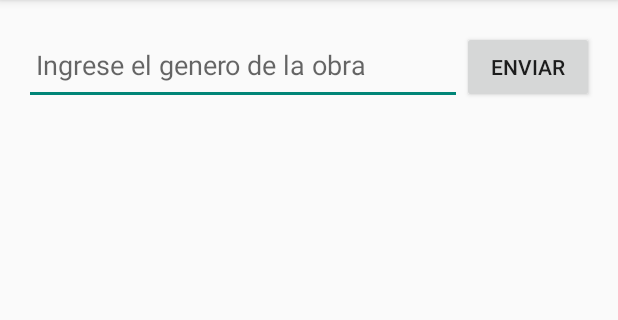
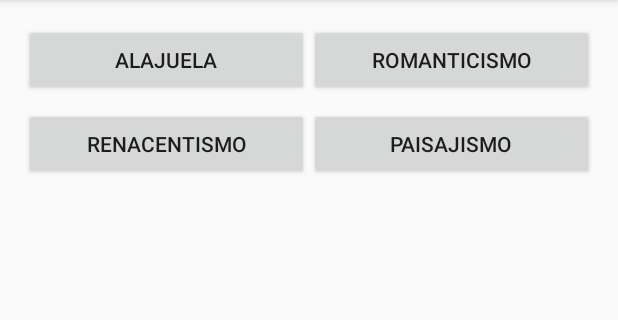
Before and after one commit to Lalord22/galeriaMoviles, an Android app: the screen it shows after launch (MainActivity), on a phone screen of 412 x 824 dp, the part 84-404 px from its top. Run offline under Robolectric (Android 15) with nearby library versions, the phone set to English and light mode, and no system bars.

Commit message:
Added buttons to the genders

```diff
--- a/app/src/main/java/com/example/clima/MainActivity.kt
+++ b/app/src/main/java/com/example/clima/MainActivity.kt
@@ -1,9 +1,7 @@
 package com.example.clima
 
 import android.os.Bundle
-import android.view.View
 import android.widget.Button
-import android.widget.EditText
 import android.widget.ImageView
 import android.widget.LinearLayout
 import android.widget.TextView
@@ -12,8 +10,10 @@ import androidx.appcompat.app.AppCompatActivity
 class MainActivity : AppCompatActivity() {
 
     // Declarar variables para las vistas
-    private lateinit var edCiudad: EditText
-    private lateinit var btBuscar: Button
+    private lateinit var btAlajuela: Button
+    private lateinit var btRomanticismo: Button
+    private lateinit var btRenacentismo: Button
+    private lateinit var btPaisajismo: Button
     private lateinit var resultsLayout: LinearLayout
 
     private val pinturaList = mutableListOf<Pintura>()
@@ -32,17 +32,20 @@ class MainActivity : AppCompatActivity() {
         setContentView(R.layout.activity_main)
 
         // Inicializar vistas
-        edCiudad = findViewById(R.id.edNomCiudad)
-        btBuscar = findViewById(R.id.btBuscar)
+        btAlajuela = findViewById(R.id.btAlajuela)
+        btRomanticismo = findViewById(R.id.btRomanticismo)
+        btRenacentismo = findViewById(R.id.btRenacentismo)
+        btPaisajismo = findViewById(R.id.btPaisajismo)
         resultsLayout = findViewById(R.id.resultsLayout)
 
         // Rellenar la lista con datos de prueba
         llenarGaleria()
 
-        btBuscar.setOnClickListener {
-            val generoInput = edCiudad.text.toString()
-            buscarPinturas(generoInput)
-        }
+        // Set onClick listeners for each button
+        btAlajuela.setOnClickListener { buscarPinturas("Alajuela") }
+        btRomanticismo.setOnClickListener { buscarPinturas("Romanticismo") }
+        btRenacentismo.setOnClickListener { buscarPinturas("Renacentismo") }
+        btPaisajismo.setOnClickListener { buscarPinturas("Paisajismo") }
     }
 
     private fun llenarGaleria() {
@@ -61,10 +64,10 @@ class MainActivity : AppCompatActivity() {
                 Pintura(
                     genero = "Alajuela",
                     weatherType = "Nublado",
-                    autor = "Salvador Dali",
-                    annio = "1931",
-                    descripcion = "Dalí (con graves problemas de autoestima e, incluso, mentales recordemos) nos presenta un fondo onírico a más no poder con relojes que se derriten y no pueden mantenerse en pie. Sin duda, es una metáfora de la inmaterialidad e inconsistencia del tiempo.",
-                    nomImagen = "lapersistenciadelamemoria"
+                    autor = "25°C",
+                    annio = "80%",
+                    descripcion = "Cielo nublado",
+                    nomImagen = "nublado"
                 )
             )
             add(
@@ -97,7 +100,36 @@ class MainActivity : AppCompatActivity() {
                     nomImagen = "nevado"
                 )
             )
-            // Agregar más objetos aquí
+            add(
+                Pintura(
+                    genero = "Romanticismo",
+                    weatherType = "Despejado",
+                    autor = "William Turner",
+                    annio = "1844",
+                    descripcion = "Pintura representativa del romanticismo.",
+                    nomImagen = "romanticismo"
+                )
+            )
+            add(
+                Pintura(
+                    genero = "Renacentismo",
+                    weatherType = "Claro",
+                    autor = "Leonardo da Vinci",
+                    annio = "1503",
+                    descripcion = "Una obra maestra del Renacimiento.",
+                    nomImagen = "renacentismo"
+                )
+            )
+            add(
+                Pintura(
+                    genero = "Paisajismo",
+                    weatherType = "Soleado",
+                    autor = "Claude Monet",
+                    annio = "1899",
+                    descripcion = "Pintura de paisaje impresionista.",
+                    nomImagen = "paisajismo"
+                )
+            )
         }
     }
 
--- a/app/src/main/res/layout/activity_main.xml
+++ b/app/src/main/res/layout/activity_main.xml
@@ -15,30 +15,56 @@
         android:padding="16dp"
         tools:context=".MainActivity">
 
+        <!-- First row of buttons -->
         <LinearLayout
             android:layout_width="match_parent"
-            android:layout_height="66dp"
-            android:orientation="horizontal">
-
-            <EditText
-                android:id="@+id/edNomCiudad"
-                android:layout_width="0dp"
-                android:layout_height="54dp"
-                android:layout_weight="1"
-                android:hint="Ingrese el genero de la obra"
-                android:padding="8dp" />
+            android:layout_height="wrap_content"
+            android:orientation="horizontal"
+            android:layout_marginBottom="8dp"
+            android:gravity="center">
 
             <Button
-                android:id="@+id/btBuscar"
-                android:layout_width="wrap_content"
+                android:id="@+id/btAlajuela"
+                android:layout_width="0dp"
                 android:layout_height="wrap_content"
-                android:text="Enviar" />
+                android:layout_weight="1"
+                android:text="Alajuela" />
 
+            <Button
+                android:id="@+id/btRomanticismo"
+                android:layout_width="0dp"
+                android:layout_height="wrap_content"
+                android:layout_weight="1"
+                android:text="Romanticismo" />
+        </LinearLayout>
+
+        <!-- Second row of buttons -->
+        <LinearLayout
+            android:layout_width="match_parent"
+            android:layout_height="wrap_content"
+            android:orientation="horizontal"
+            android:layout_marginBottom="16dp"
+            android:gravity="center">
+
+            <Button
+                android:id="@+id/btRenacentismo"
+                android:layout_width="0dp"
+                android:layout_height="wrap_content"
+                android:layout_weight="1"
+                android:text="Renacentismo" />
+
+            <Button
+                android:id="@+id/btPaisajismo"
+                android:layout_width="0dp"
+                android:layout_height="wrap_content"
+                android:layout_weight="1"
+                android:text="Paisajismo" />
         </LinearLayout>
 
         <ScrollView
             android:layout_width="match_parent"
-            android:layout_height="wrap_content"
+            android:layout_height="0dp"
+            android:layout_weight="1"
             android:paddingTop="16dp">
 
             <LinearLayout
```
